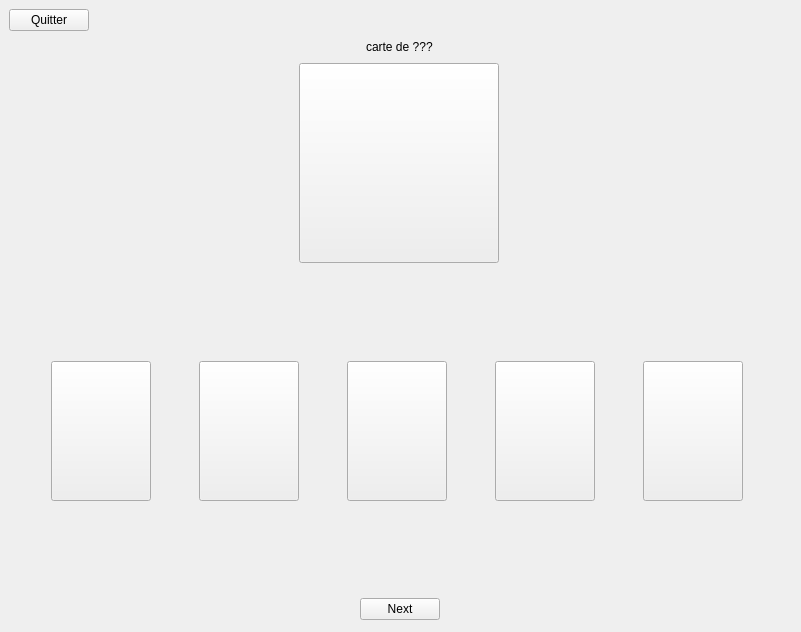
This is test_craig/reveal.ui in gbequet/time_bomb as Qt 5 draws it before an edit. The edited form follows.
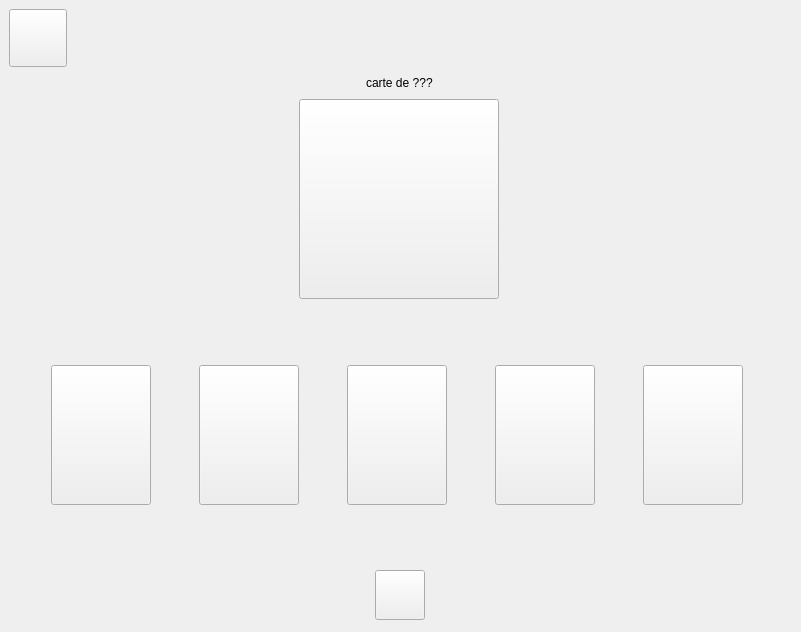
This is the edited form. Icons and pictures are not drawn.

Commit message: boutons partout, couleur de fond, titles + hover de tous les boutons + dans options

```diff
--- a/test_craig/reveal.ui
+++ b/test_craig/reveal.ui
@@ -33,8 +33,25 @@
      <layout class="QHBoxLayout" name="horizontalLayout">
       <item>
        <widget class="QPushButton" name="quitter">
+        <property name="styleSheet">
+         <string notr="true">QPushButton
+{
+    border-image:url(:/images/icons/button-quit.png);
+	width:50px;
+	height:50px;
+}
+
+QPushButton:hover
+{
+    border-image:url(:/images/icons/button-quit.png);
+	width:50px;
+	height:50px;
+	background-color:#73a6a0;
+	border-radius: 20px;
+}</string>
+        </property>
         <property name="text">
-         <string>Quitter</string>
+         <string/>
         </property>
        </widget>
       </item>
@@ -242,8 +259,37 @@
       </item>
       <item>
        <widget class="QPushButton" name="next">
+        <property name="minimumSize">
+         <size>
+          <width>50</width>
+          <height>50</height>
+         </size>
+        </property>
+        <property name="maximumSize">
+         <size>
+          <width>50</width>
+          <height>50</height>
+         </size>
+        </property>
+        <property name="styleSheet">
+         <string notr="true">QPushButton
+{
+    border-image:url(:/images/icons/button-next.png);
+	width:50px;
+	height:50px;
+}
+
+QPushButton:hover
+{
+    border-image:url(:/images/icons/button-next.png);
+	width:50px;
+	height:50px;
+	background-color:#73a6a0;
+	border-radius: 20px;
+}</string>
+        </property>
         <property name="text">
-         <string>Next</string>
+         <string/>
         </property>
        </widget>
       </item>
```
The commit also changes 15 other files.
